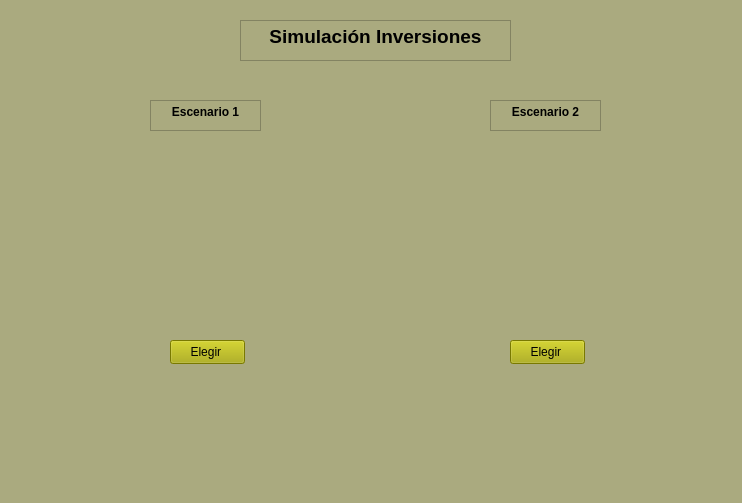
Before: the Qt Designer form ventanaP.ui in Sei444/evaluacion_de_inversiones, drawn with Qt 5.
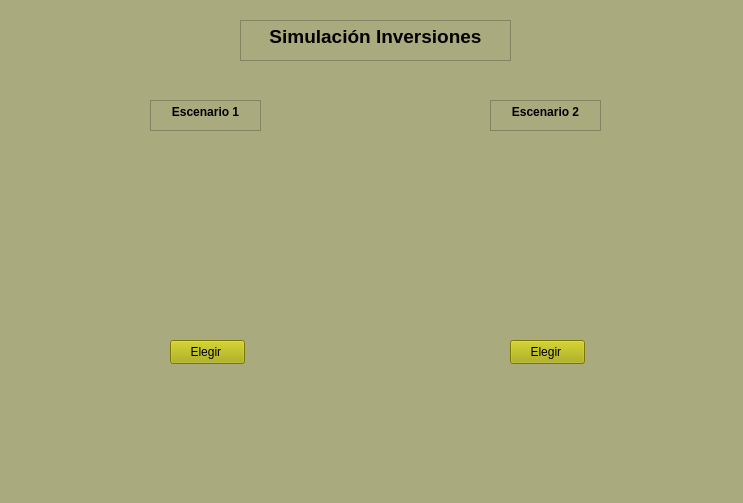
After: the same form once the commit is applied. Icons and pictures are not drawn.

Commit message: interfaz de escanario2, revisar los botones de las tablas y graficas

Patch:
```diff
--- a/ventanaP.ui
+++ b/ventanaP.ui
@@ -6,7 +6,7 @@
    <rect>
     <x>0</x>
     <y>0</y>
-    <width>742</width>
+    <width>743</width>
     <height>503</height>
    </rect>
   </property>
```
Left out of the diff: 2 changed lines with no effect on the pictures. The commit also changes 1 other file.
